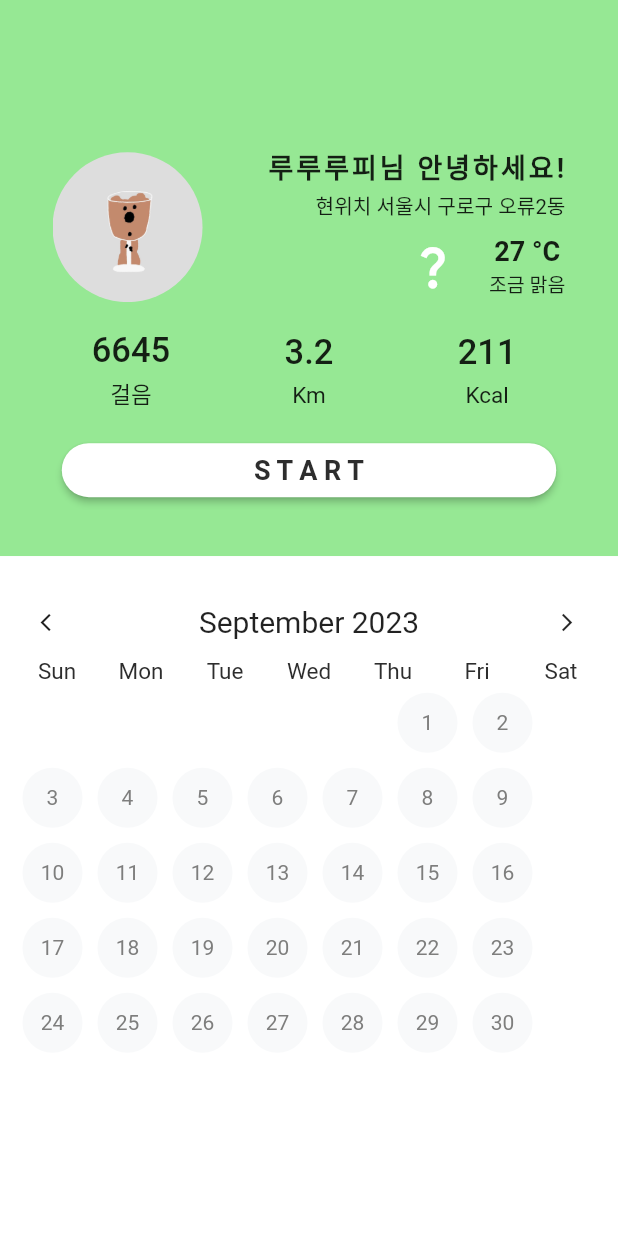
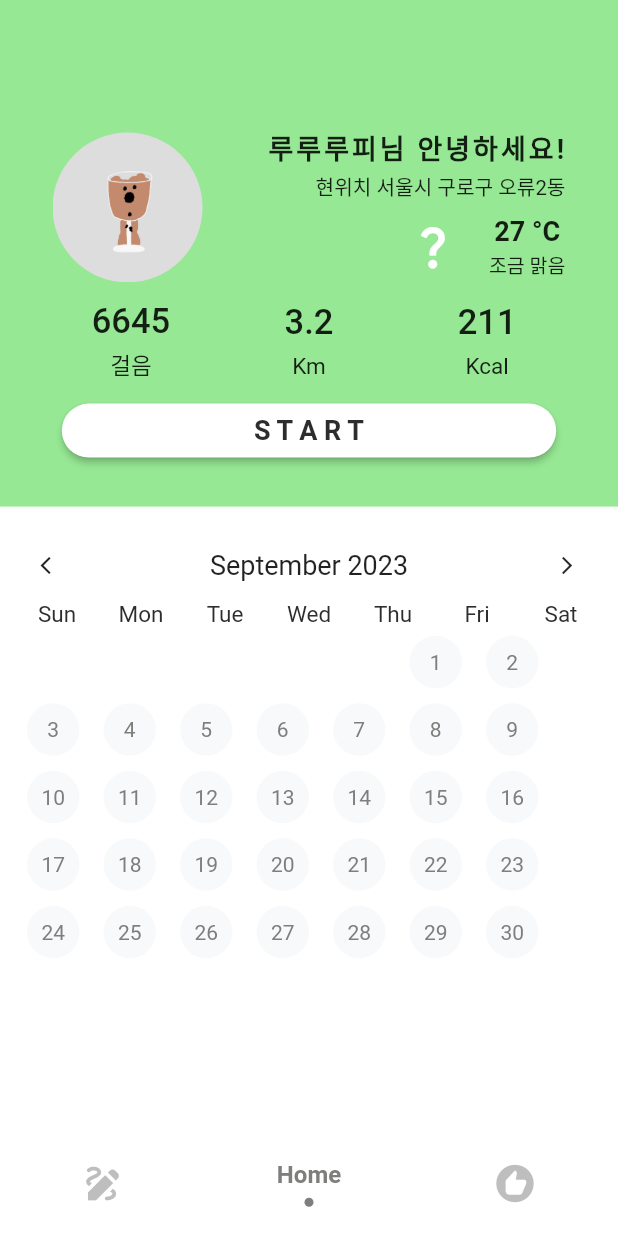
Before and after one commit to Maple-2023/FE, a Flutter app: the screen it shows after launch, on a phone screen of 412 x 824 dp. Run offline on Flutter 3.47's test engine with Material 2 defaults, Android fonts, the phone set to English and light mode, and no system bars; drawn by our look-alikes of sliding_clipped_nav_bar; our stand-ins replace flutter_animation_progress_bar, flutter_heatmap_calendar, geolocator.

Commit message:
Feat : Bottombar 생성

```diff
--- a/lib/main.dart
+++ b/lib/main.dart
@@ -1,4 +1,5 @@
 import 'package:flutter/material.dart';
+import 'package:flutter_mamap/screens/bottom_bar.dart';
 import 'package:flutter_mamap/screens/home/home.dart';
 import 'package:flutter_mamap/screens/recommand/recommand.dart';
 import 'package:flutter_mamap/screens/recommand/recommand_result.dart';
@@ -18,12 +19,13 @@ class MyApp extends StatelessWidget {
       theme: ThemeData(scaffoldBackgroundColor: Colors.white
           //fontFamily: 글씨체 정하기
           ),
-      initialRoute: "/home",
+      initialRoute: "/bottom_bar",
       routes: {
         "/home": (context) => const Home(),
         "/recommand": (context) => const Recommand(),
         "/recommand_result": (context) => const RecommandResult(),
         "/walking": (context) => const Walking(),
+        "/bottom_bar": (context) => const bottomBar()
       },
     );
   }
--- /dev/null
+++ b/lib/screens/bottom_bar.dart
@@ -0,0 +1,74 @@
+import 'package:flutter/material.dart';
+import 'package:flutter_mamap/colors.dart';
+import 'package:flutter_mamap/screens/home/home.dart';
+import 'package:flutter_mamap/screens/recommand/recommand.dart';
+import 'package:sliding_clipped_nav_bar/sliding_clipped_nav_bar.dart';
+
+class bottomBar extends StatefulWidget {
+  const bottomBar({super.key});
+
+  @override
+  State<bottomBar> createState() => _bottomBarState();
+}
+
+class _bottomBarState extends State<bottomBar> {
+  late PageController _pageController;
+  int selectedIndex = 1;
+  @override
+  void initState() {
+    super.initState();
+    _pageController = PageController(initialPage: selectedIndex);
+  }
+
+  void onButtonPressed(int index) {
+    setState(() {
+      selectedIndex = index;
+    });
+    _pageController.animateToPage(selectedIndex,
+        duration: const Duration(milliseconds: 400), curve: Curves.easeOutQuad);
+  }
+
+  @override
+  Widget build(BuildContext context) {
+    return Scaffold(
+      body: Column(
+        children: <Widget>[
+          Expanded(
+            child: PageView(
+              physics: const NeverScrollableScrollPhysics(),
+              controller: _pageController,
+              children: _listOfWidget,
+            ),
+          ),
+        ],
+      ),
+      bottomNavigationBar: SlidingClippedNavBar(
+        backgroundColor: Colors.white,
+        onButtonPressed: onButtonPressed,
+        iconSize: 30,
+        activeColor: gray,
+        selectedIndex: selectedIndex,
+        barItems: <BarItem>[
+          BarItem(
+            icon: Icons.draw,
+            title: 'Record',
+          ),
+          BarItem(
+            icon: Icons.home,
+            title: 'Home',
+          ),
+          BarItem(
+            icon: Icons.recommend_rounded,
+            title: 'Recommand',
+          ),
+        ],
+      ),
+    );
+  }
+}
+
+List<Widget> _listOfWidget = <Widget>[
+  Container(),
+  const Home(),
+  const Recommand(),
+];
--- a/lib/screens/home/home.dart
+++ b/lib/screens/home/home.dart
@@ -3,10 +3,16 @@ import 'package:flutter_heatmap_calendar/flutter_heatmap_calendar.dart';
 import 'package:flutter_mamap/colors.dart';
 import 'package:flutter_mamap/widgets/recording_box.dart';
 import 'package:flutter_mamap/widgets/weather_widget.dart';
+import 'package:geolocator/geolocator.dart';
 
-class Home extends StatelessWidget {
+class Home extends StatefulWidget {
   const Home({super.key});
 
+  @override
+  State<Home> createState() => _HomeState();
+}
+
+class _HomeState extends State<Home> {
   @override
   Widget build(BuildContext context) {
     final deviceWidth = MediaQuery.of(context).size.width;
@@ -26,6 +32,12 @@ class Home extends StatelessWidget {
       DateTime(2023, 8, 6): 2,
     };
 
+    void getposition() async {
+      Position position = await Geolocator.getCurrentPosition(
+          desiredAccuracy: LocationAccuracy.medium);
+      print(position);
+    }
+
     return LayoutBuilder(
       builder: (context, constrains) => Scaffold(
         backgroundColor: Colors.white,
@@ -33,7 +45,7 @@ class Home extends StatelessWidget {
           children: [
             Container(
               width: deviceWidth,
-              height: deviceHeight * 0.45,
+              height: deviceHeight * 0.41,
               color: mainGreen1,
               padding: const EdgeInsets.only(
                   top: 30, left: 20, right: 20, bottom: 20),
@@ -102,16 +114,17 @@ class Home extends StatelessWidget {
             ),
             Container(
               width: deviceWidth,
-              height: deviceHeight * 0.55,
-              padding: const EdgeInsets.only(top: 20, left: 10, right: 10),
+              height: deviceHeight * 0.47,
+              padding: const EdgeInsets.only(top: 15, left: 10, right: 10),
               color: Colors.white,
               child: HeatMapCalendar(
                 datasets: record,
-                size: 40,
+                size: 35,
                 borderRadius: 25,
-                margin: const EdgeInsets.all(5),
+                margin:
+                    const EdgeInsets.only(left: 8, right: 8, bottom: 5, top: 5),
                 showColorTip: false,
-                monthFontSize: 20,
+                monthFontSize: 18,
                 weekFontSize: 15,
                 weekTextColor: black,
                 textColor: gray,
@@ -121,7 +134,7 @@ class Home extends StatelessWidget {
                   2: mainOrange,
                 },
               ),
-            )
+            ),
           ],
         ),
       ),
--- a/pubspec.yaml
+++ b/pubspec.yaml
@@ -34,6 +34,8 @@ dependencies:
   flutter_heatmap_calendar:
     git:
       url: https://github.com/yundabin0608/mamap_calendar.git
+  geolocator: ^9.0.2
+  sliding_clipped_nav_bar: ^3.1.0+4
 
 
   # The following adds the Cupertino Icons font to your application.
```
Also changed, not shown: pubspec.lock, 13 other files.
